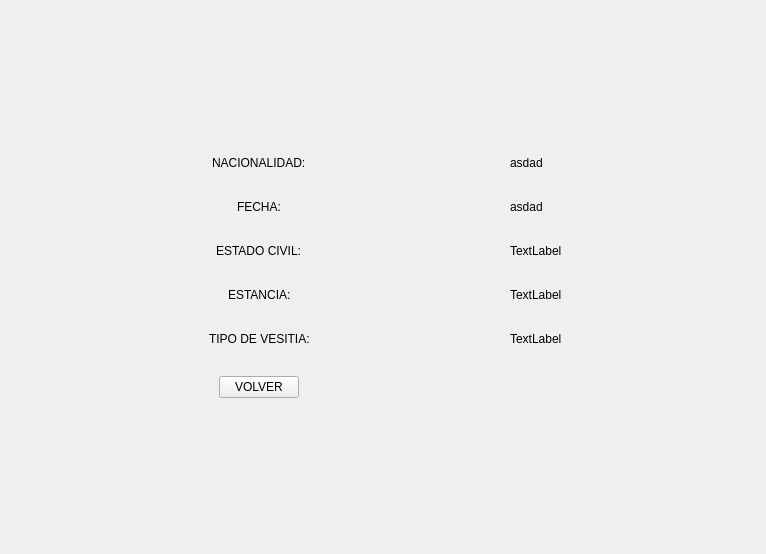
Old version of the form gameplay.ui in the repository facurz55/Paper-Please.
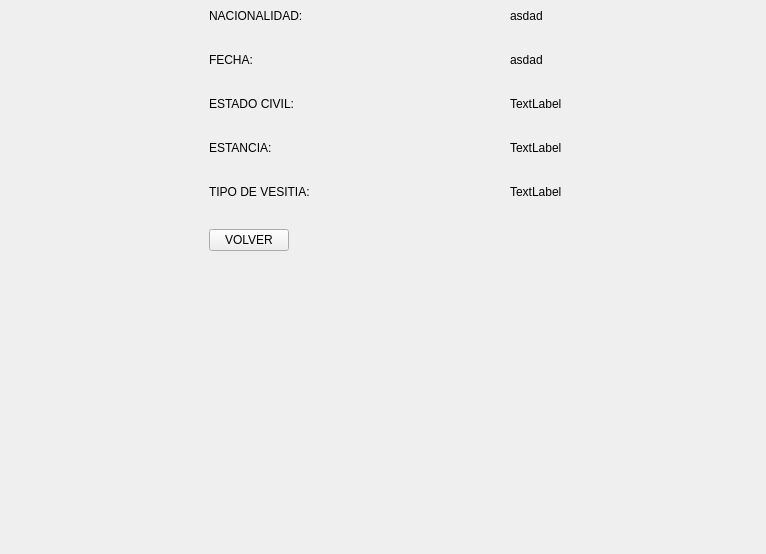
New version of the form. The open tabs and pages were chosen to show the change. Icons and pictures are not drawn.

```diff
--- a/gameplay.ui
+++ b/gameplay.ui
@@ -615,9 +615,6 @@
          <layout class="QHBoxLayout" name="horizontalLayout">
           <item>
            <spacer name="horizontalSpacer">
-            <property name="orientation">
-             <enum>Qt::Orientation::Horizontal</enum>
-            </property>
             <property name="sizeType">
              <enum>QSizePolicy::Policy::Fixed</enum>
             </property>
@@ -635,16 +632,16 @@
              <enum>QLayout::SizeConstraint::SetDefaultConstraint</enum>
             </property>
             <property name="fieldGrowthPolicy">
-             <enum>QFormLayout::FieldGrowthPolicy::AllNonFixedFieldsGrow</enum>
+             <enum>QFormLayout::FieldsStayAtSizeHint</enum>
             </property>
             <property name="rowWrapPolicy">
-             <enum>QFormLayout::RowWrapPolicy::WrapLongRows</enum>
+             <enum>QFormLayout::DontWrapRows</enum>
             </property>
             <property name="labelAlignment">
-             <set>Qt::AlignmentFlag::AlignCenter</set>
+             <set>Qt::AlignLeading</set>
             </property>
             <property name="formAlignment">
-             <set>Qt::AlignmentFlag::AlignCenter</set>
+             <set>Qt::AlignLeading|Qt::AlignLeft|Qt::AlignTop</set>
             </property>
             <property name="horizontalSpacing">
              <number>200</number>
@@ -776,9 +773,6 @@
           </item>
           <item>
            <spacer name="horizontalSpacer_2">
-            <property name="orientation">
-             <enum>Qt::Orientation::Horizontal</enum>
-            </property>
             <property name="sizeType">
              <enum>QSizePolicy::Policy::Fixed</enum>
             </property>
```
Left out of the diff: 20 changed lines with no effect on the pictures.
